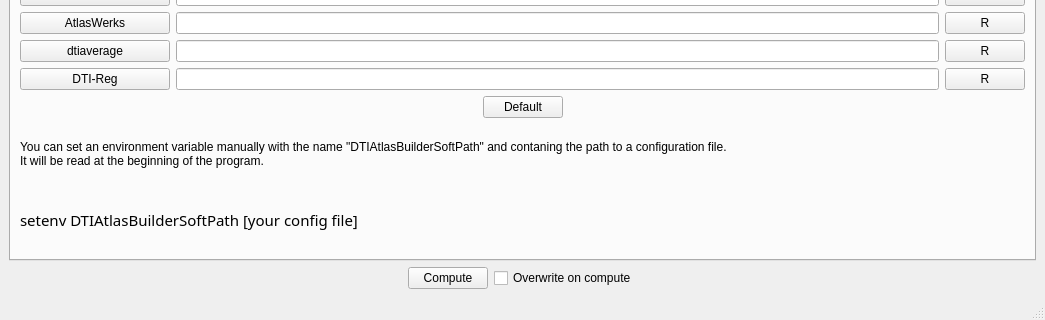
The window that GUIwindow.ui (adrienkaiser/DTIAtlasBuilder) describes before a commit, drawn with Qt 5; both pictures show x 0 to 1045 and y 191 to 511 of the 1045 by 511 pixel window.
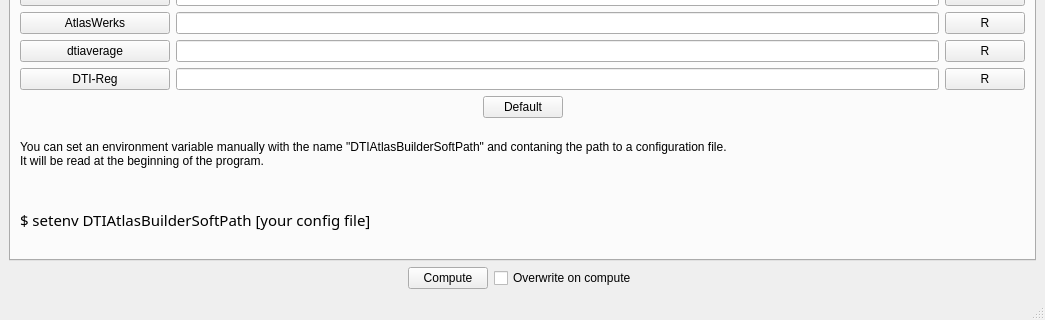
The same window after the commit. The open tabs and pages were chosen to show the change.

Commit message: ENH: Adding the possibility to compute the Atlas without using the GUI: --noGUI

Patch:
```diff
--- a/GUIwindow.ui
+++ b/GUIwindow.ui
@@ -1317,7 +1317,7 @@
            </font>
           </property>
           <property name="text">
-           <string>setenv DTIAtlasBuilderSoftPath [your config file]</string>
+           <string>$ setenv DTIAtlasBuilderSoftPath [your config file]</string>
           </property>
           <property name="textFormat">
            <enum>Qt::LogText</enum>
```
Left out of the diff: 5 changed lines with no effect on the pictures. The commit also changes 5 other files.
